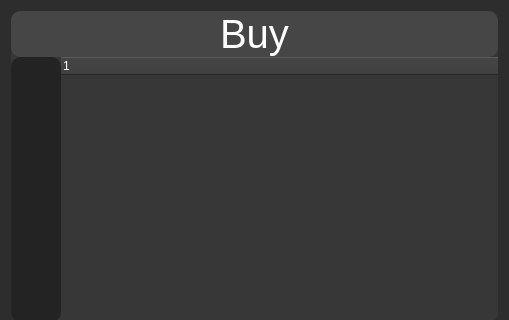
kornelHub/BackTesting-App, file ui/buy_strategy.ui: the form before one commit; both pictures show x 0 to 509 and y 0 to 320 of the 509 by 658 pixel window.
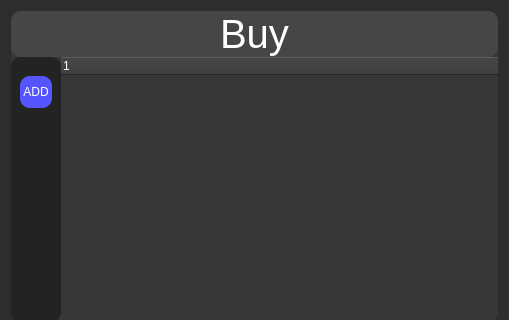
The form after the commit.

What changed in the file:
```diff
--- a/ui/buy_strategy.ui
+++ b/ui/buy_strategy.ui
@@ -163,11 +163,10 @@
                   </size>
                  </property>
                  <property name="styleSheet">
-                  <string notr="true">background-color: rgb(35,35,35);
-border: 0px sold;</string>
+                  <string notr="true">background-color: rgb(85, 85, 255);</string>
                  </property>
                  <property name="text">
-                  <string/>
+                  <string>ADD</string>
                  </property>
                 </widget>
                </item>
```
